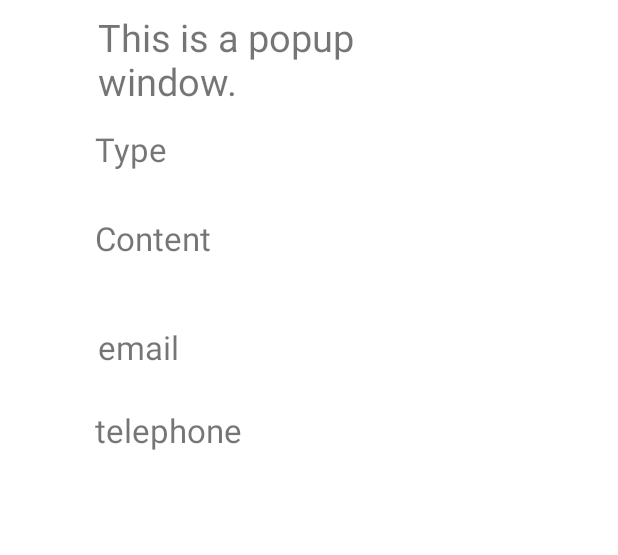
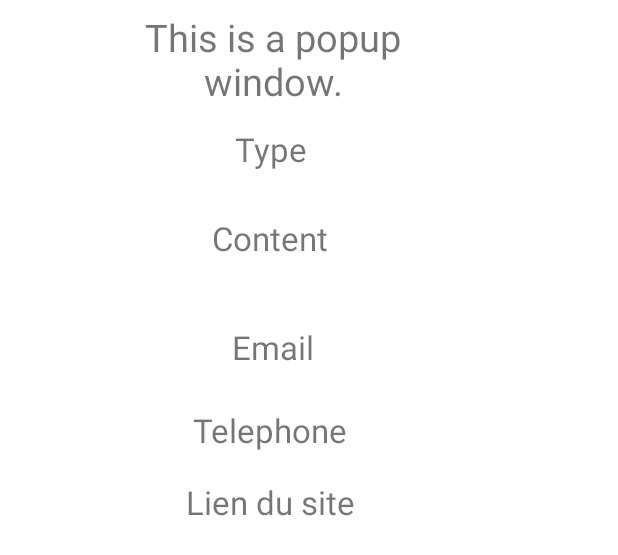
Before and after one commit to Sccor/Drop-Ton-Casque, an Android app: the layout popup_window.xml on its own in the app's theme, with its tools: preview values and no code run, on a phone screen of 412 x 824 dp. Shown: the top 555 px of the screen. Run offline under Robolectric (Android 15) with nearby library versions, the phone set to English and light mode, and no system bars.

Commit message:
variable popupWindow non fonctionnelle

```diff
--- a/app/src/main/java/com/example/droptoncasque/MapsActivity.java
+++ b/app/src/main/java/com/example/droptoncasque/MapsActivity.java
@@ -65,8 +65,9 @@ public class MapsActivity extends FragmentActivity implements OnMapReadyCallback
         private Pair<Double,Double> coord;
         private String contact_email;
         private String contact_telephone;
+        private String url;
 
-        public Commerce(Integer id, String nom, String type, String adresse, Pair<Double, Double> coord, String contact_email, String contact_telephone) {
+        public Commerce(Integer id, String nom, String type, String adresse, Pair<Double, Double> coord, String contact_email, String contact_telephone, String url) {
             this.id = id;
             this.nom = nom;
             this.type = type;
@@ -74,6 +75,7 @@ public class MapsActivity extends FragmentActivity implements OnMapReadyCallback
             this.coord = coord;
             this.contact_email= contact_email;
             this.contact_telephone = contact_telephone;
+            this.url = url;
 
         }
 
@@ -133,6 +135,14 @@ public class MapsActivity extends FragmentActivity implements OnMapReadyCallback
             this.contact_telephone = contact_telephone;
         }
 
+        public String getUrl() {
+            return url;
+        }
+
+        public void setUrl(String url) {
+            this.url = url;
+        }
+
         @Override
         public String toString() {
             return "Commerce{" +
@@ -150,7 +160,7 @@ public class MapsActivity extends FragmentActivity implements OnMapReadyCallback
     @Override
     protected void onCreate(Bundle savedInstanceState) {
         commerces = new ArrayList<Commerce>();
-        Commerce efrei = new Commerce(1,"Efrei Paris", "École d'ingénieur", "30- 32 Avenue de la République 94800 Villejuif", new Pair<Double, Double>(48.788759834312756, 2.363766951205992),"admissions@efrei.fr" , "+33 188 289 000");
+        Commerce efrei = new Commerce(1,"Efrei Paris", "École d'ingénieur", "30- 32 Avenue de la République 94800 Villejuif", new Pair<Double, Double>(48.788759834312756, 2.363766951205992),"admissions@efrei.fr" , "+33 188 289 000", "https://www.efrei.fr/");
         commerces.add(efrei);
         System.out.println(efrei);
         super.onCreate(savedInstanceState);
@@ -168,7 +178,6 @@ public class MapsActivity extends FragmentActivity implements OnMapReadyCallback
                 finish();
             }
         });
-
     }
 
     @Override
@@ -201,7 +210,7 @@ public class MapsActivity extends FragmentActivity implements OnMapReadyCallback
 
     @Override
     public void onInfoWindowClick(Marker marker) {
-//        System.out.println(commerces.size());
+        System.out.println(marker);
 //        Commerce efrei = null;
 //        int index = 0;
 //        for (int i = 0; i < commerces.size(); i++){
@@ -210,7 +219,9 @@ public class MapsActivity extends FragmentActivity implements OnMapReadyCallback
 //                efrei  = commerces.get(index);
 //            }
 //        }
-        Commerce efrei = new Commerce(1,"Efrei Paris", "École d'ingénieur", "30- 32 Avenue de la République 94800 Villejuif", new Pair<Double, Double>(48.788759834312756, 2.363766951205992),"admissions@efrei.fr" , "+33 188 289 000");
+        System.out.println(marker);
+        System.out.println("Heyy");
+        Commerce efrei = new Commerce(1,"Efrei Paris", "École d'ingénieur", "30- 32 Avenue de la République 94800 Villejuif", new Pair<Double, Double>(48.788759834312756, 2.363766951205992),"admissions@efrei.fr" , "+33 188 289 000", "https://www.efrei.fr/");
         Toast.makeText(this, "Info window clicked",
                 Toast.LENGTH_SHORT).show();
 
@@ -227,6 +238,23 @@ public class MapsActivity extends FragmentActivity implements OnMapReadyCallback
         boolean focusable = true; // lets taps outside the popup also dismiss it
         final PopupWindow popupWindow = new PopupWindow(popupView, width, height, focusable);
 
+//        runOnUiThread(new Runnable() {
+//            @Override
+//            public void run() {
+//                TextView title = (TextView) findViewById(R.id.com_title);
+//                title.setText(efrei.getNom());
+//                TextView type = (TextView) findViewById(R.id.com_type);
+//                type.setText(efrei.getNom());
+//                TextView content = (TextView) findViewById(R.id.com_content);
+//                content.setText(efrei.getNom());
+//                TextView email = (TextView) findViewById(R.id.com_email);
+//                email.setText(efrei.getContact_email());
+//                TextView tel = (TextView) findViewById(R.id.com_telephone);
+//                tel.setText(efrei.getContact_telephone());
+//                TextView url = (TextView) findViewById(R.id.com_url);
+//                url.setText(efrei.getNom());
+//            }
+//        });
         popupWindow.showAtLocation(popupView, Gravity.CENTER, 0, 0);
 
 
--- a/app/src/main/res/layout/popup_window.xml
+++ b/app/src/main/res/layout/popup_window.xml
@@ -1,11 +1,13 @@
 <?xml version="1.0" encoding="utf-8"?>
 <androidx.constraintlayout.widget.ConstraintLayout
     xmlns:android="http://schemas.android.com/apk/res/android"
+    xmlns:app="http://schemas.android.com/apk/res-auto"
     xmlns:tools="http://schemas.android.com/tools"
     android:layout_width="match_parent"
     android:layout_height="match_parent">
 
     <RelativeLayout
+        android:id="@+id/relativeLayout"
         android:layout_width="361dp"
         android:layout_height="403dp"
         android:background="@color/white"
@@ -23,7 +25,8 @@
             android:layout_marginStart="65dp"
             android:layout_marginEnd="62dp"
             android:layout_marginBottom="332dp"
-            android:text="This is a popup window."
+            android:text="@string/popTitle"
+            android:textAlignment="center"
             android:textSize="25sp" />
 
         <TextView
@@ -36,7 +39,8 @@
             android:layout_marginStart="63dp"
             android:layout_marginEnd="64dp"
             android:layout_marginBottom="289dp"
-            android:text="Type"
+            android:text="@string/type"
+            android:textAlignment="center"
             android:textSize="22sp" />
 
         <TextView
@@ -49,7 +53,8 @@
             android:layout_marginStart="63dp"
             android:layout_marginEnd="64dp"
             android:layout_marginBottom="230dp"
-            android:text="Content"
+            android:text="@string/content"
+            android:textAlignment="center"
             android:textSize="22sp" />
 
         <TextView
@@ -62,7 +67,8 @@
             android:layout_marginStart="65dp"
             android:layout_marginEnd="62dp"
             android:layout_marginBottom="157dp"
-            android:text="email"
+            android:text="@string/email"
+            android:textAlignment="center"
             android:textSize="22sp" />
 
         <TextView
@@ -75,8 +81,32 @@
             android:layout_marginStart="63dp"
             android:layout_marginEnd="64dp"
             android:layout_marginBottom="102dp"
-            android:text="telephone"
+            android:text="@string/tel"
+            android:textAlignment="center"
             android:textSize="22sp" />
+
+        <TextView
+            android:id="@+id/com_url"
+            android:layout_width="wrap_content"
+            android:layout_height="wrap_content"
+            android:layout_alignParentStart="true"
+            android:layout_alignParentEnd="true"
+            android:layout_alignParentBottom="true"
+            android:layout_marginStart="63dp"
+            android:layout_marginEnd="64dp"
+            android:layout_marginBottom="54dp"
+            android:text="@string/url"
+            android:textAlignment="center"
+            android:textSize="22sp" />
+
+        <!--        <Button-->
+<!--            android:id="@+id/map_button_menu"-->
+<!--            android:layout_width="100dp"-->
+<!--            android:layout_height="50dp"-->
+<!--            android:layout_alignParentBottom="true"-->
+<!--            android:layout_marginBottom="353dp"-->
+<!--            android:background="@color/red_bdx"-->
+<!--            android:text="@string/menu" />-->
 
     </RelativeLayout>
 
--- a/app/src/main/res/values/strings.xml
+++ b/app/src/main/res/values/strings.xml
@@ -16,4 +16,12 @@
     <string name="typeShop">Description commerce</string>
     <string name="adressShop">Adresse de votre commerce</string>
     <string name="addShop">Demmande d\'ajout</string>
+    <string name="popTitle">This is a popup window.</string>
+    <string name="type">Type</string>
+    <string name="content">Content</string>
+    <string name="email">Email</string>
+    <string name="tel">Telephone</string>
+    <string name="url">Lien du site</string>
+
+
 </resources>
```
Lines whose indentation alone changed are shown as unchanged.
